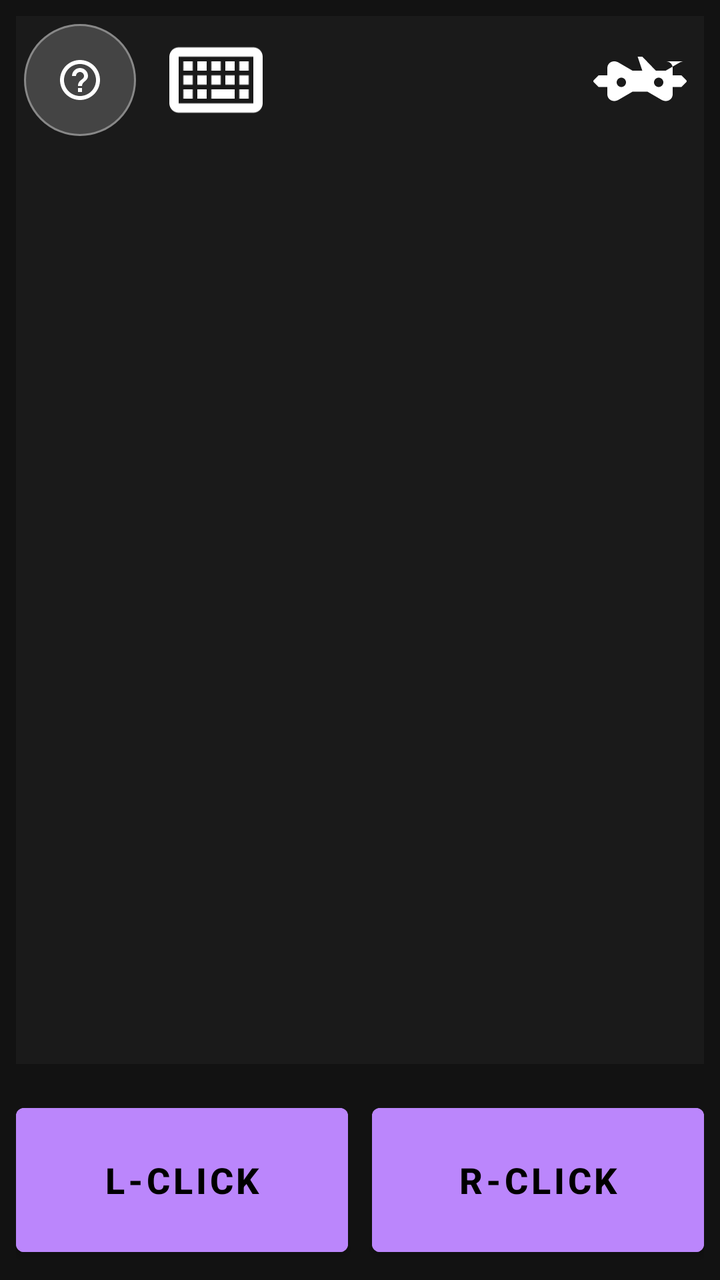
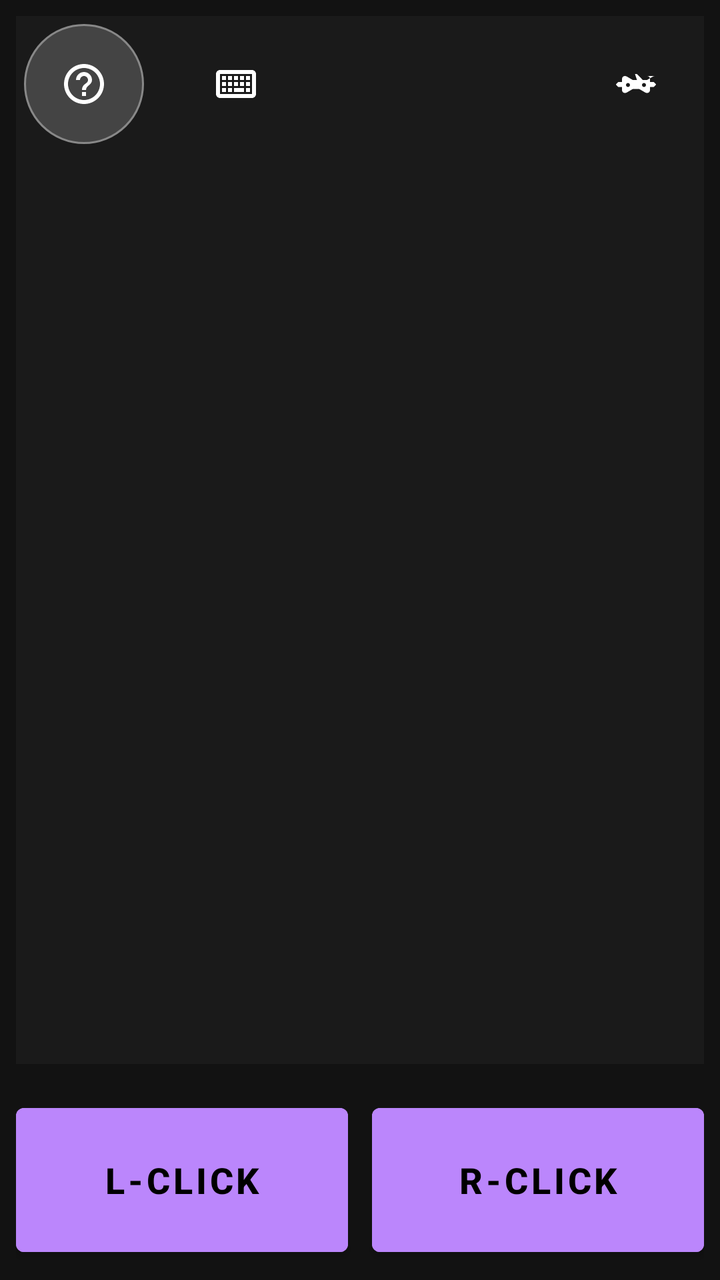

The first picture is an Android layout as it rendered before a commit; the second is the same layout after the commit. The layout source and the unified diff follow.
<!-- AndroidManifest.xml: application theme Theme.KeyLink -->
<!-- res/layout/activity_keypad.xml -->
<?xml version="1.0" encoding="utf-8"?>
<FrameLayout xmlns:android="http://schemas.android.com/apk/res/android"
    xmlns:app="http://schemas.android.com/apk/res-auto"
    android:layout_width="match_parent"
    android:layout_height="match_parent"
    android:background="#121212">

    <LinearLayout
        android:layout_width="match_parent"
        android:layout_height="match_parent"
        android:orientation="vertical">

        
        <FrameLayout
            android:layout_width="match_parent"
            android:layout_height="0dp"
            android:layout_weight="1"
            android:layout_margin="8dp">

            <ImageView
                android:id="@+id/ivTrackpadBg"
                android:layout_width="match_parent"
                android:layout_height="match_parent"
                android:scaleType="centerCrop"
                android:background="#1A1A1A"/>

            <View
                android:id="@+id/largeTrackpad"
                android:layout_width="match_parent"
                android:layout_height="match_parent"
                android:background="@android:color/transparent" />
        </FrameLayout>

        
        <LinearLayout
            android:layout_width="match_parent"
            android:layout_height="100dp"
            android:orientation="horizontal"
            android:padding="8dp">
            <Button
                android:id="@+id/btnLeftClick"
                android:layout_width="0dp"
                android:layout_height="match_parent"
                android:layout_weight="1"
                android:text="L-CLICK"
                android:textSize="18sp"
                android:textStyle="bold"
                android:backgroundTint="#BB86FC"
                android:textColor="#000000"
                android:layout_marginEnd="6dp"/>
            <Button
                android:id="@+id/btnRightClick"
                android:layout_width="0dp"
                android:layout_height="match_parent"
                android:layout_weight="1"
                android:text="R-CLICK"
                android:textSize="18sp"
                android:textStyle="bold"
                android:backgroundTint="#BB86FC"
                android:textColor="#000000"
                android:layout_marginStart="6dp"/>
        </LinearLayout>
    </LinearLayout>

    
    <LinearLayout
        android:layout_width="wrap_content"
        android:layout_height="wrap_content"
        android:layout_gravity="top|start"
        android:layout_margin="12dp"
        android:orientation="horizontal">

        <ImageButton
            android:id="@+id/btnFlipOrientation"
            android:layout_width="56dp"
            android:layout_height="56dp"
            android:background="@drawable/circle_button_bg"
            app:srcCompat="@drawable/ic_help"
            android:padding="12dp"
            android:scaleType="centerInside"
            android:contentDescription="Flip Orientation"/>

        <ImageButton
            android:id="@+id/btnSwitchKeyboard"
            android:layout_width="56dp"
            android:layout_height="56dp"
            android:layout_marginStart="12dp"
            android:background="@android:color/transparent"
            app:srcCompat="@drawable/ic_keyboard_profile"
            android:scaleType="fitCenter"
            android:contentDescription="Switch to Keyboard"/>
    </LinearLayout>

    <ImageButton
        android:id="@+id/btnSwitchGamepad"
        android:layout_width="56dp"
        android:layout_height="56dp"
        android:layout_gravity="top|end"
        android:layout_margin="12dp"
        android:background="@android:color/transparent"
        app:srcCompat="@drawable/ic_gamepad_profile"
        android:scaleType="fitCenter"
        android:contentDescription="Switch to Gamepad"/>

</FrameLayout>
<!-- resources referenced by this layout -->
<resources>
  <!-- drawable circle_button_bg (drawable) -->
  <shape xmlns:android="http://schemas.android.com/apk/res/android" android:shape="oval">
      <solid android:color="#444444"/>
      <stroke android:width="1dp" android:color="#888888"/>
  </shape>
  <!-- drawable ic_gamepad_profile (drawable) -->
  <?xml version="1.0" encoding="utf-8"?>
  <vector xmlns:android="http://schemas.android.com/apk/res/android"
      android:width="24dp"
      android:height="24dp"
      android:viewportWidth="24"
      android:viewportHeight="24">
      <path
          android:fillColor="#FFFFFF"
          android:pathData="M21.5,8c-0.34,-0.01 -0.68,0.08 -0.99,0.25L17.5,10h-2.1L12.5,7h-1L12.5,10h-2.1L7.39,8.25C7.08,8.08,6.74,7.99,6.4,8C5.63,8.02,5,8.65,5,9.42V11H3.14l-1.07,1.07c-0.1,0.1 -0.1,0.26,0,0.36L3.14,13.5H5v1.58c0,0.77,0.63,1.4,1.4,1.42c0.34,0.01,0.68,-0.08,0.99,-0.25L10.4,14.5h3.2l3.01,1.75c0.31,0.17,0.65,0.26,0.99,0.25c0.77,-0.02,1.4,-0.65,1.4,-1.42V13.5h1.86l1.07,-1.07c0.1,-0.1,0.1,-0.26,0,-0.36l-1.07,-1.07H19V9.42C19,8.65,18.37,8.02,17.6,8H21.5zM8,13.5c-0.55,0,-1,-0.45,-1,-1s0.45,-1,1,-1s1,0.45,1,1S8.55,13.5,8,13.5zM16,13.5c-0.55,0,-1,-0.45,-1,-1s0.45,-1,1,-1s1,0.45,1,1S16.55,13.5,16,13.5z" />
  </vector>
  <!-- drawable ic_help (drawable) -->
  <vector xmlns:android="http://schemas.android.com/apk/res/android"
      android:width="24dp"
      android:height="24dp"
      android:viewportWidth="24"
      android:viewportHeight="24">
      <path
          android:fillColor="#FFFFFF"
          android:pathData="M11,18h2v-2h-2v2zm1,-16C6.48,2 2,6.48 2,12s4.48,10 10,10s10,-4.48 10,-10S17.52,2 12,2zm0,18c-4.41,0 -8,-3.59 -8,-8s3.59,-8 8,-8s8,3.59 8,8s-3.59,8 -8,8zm0,-14c-2.21,0 -4,1.79 -4,4h2c0,-1.1 0.9,-2 2,-2s2,0.9 2,2c0,2 -3,1.75 -3,5h2c0,-2.25 3,-2.5 3,-5c0,-2.21 -1.79,-4 -4,-4z"/>
  </vector>
  <!-- drawable ic_keyboard_profile (drawable) -->
  <?xml version="1.0" encoding="utf-8"?>
  <vector xmlns:android="http://schemas.android.com/apk/res/android"
      android:width="24dp"
      android:height="24dp"
      android:viewportWidth="24"
      android:viewportHeight="24">
      <path
          android:fillColor="#FFFFFF"
          android:pathData="M20,5H4C2.9,5,2,5.9,2,7v10c0,1.1,0.9,2,2,2h16c1.1,0,2,-0.9,2,-2V7C22,5.9,21.1,5,20,5zM20,17H4V7h16V17zM5,8h2v2H5V8zM5,11h2v2H5V11zM5,14h2v2H5V14zM8,8h2v2H8V8zM8,11h2v2H8V11zM8,14h2v2H8V14zM11,8h2v2h-2V8zM11,11h2v2h-2V11zM11,14h5v2h-5V14zM14,8h2v2h-2V8zM14,11h2v2h-2V11zM17,8h2v2h-2V8zM17,11h2v2h-2V11zM17,14h2v2h-2V14z" />
  </vector>
  <style name="Theme.KeyLink" parent="Theme.MaterialComponents.DayNight.NoActionBar">
          
          <item name="colorPrimary">@color/purple_500</item>
          <item name="colorPrimaryVariant">@color/purple_700</item>
          <item name="colorOnPrimary">@color/white</item>
          
          <item name="colorSecondary">@color/teal_200</item>
          <item name="colorSecondaryVariant">@color/teal_700</item>
          <item name="colorOnSecondary">@color/black</item>
          
          <item name="android:statusBarColor">#000000</item>
          
          <item name="android:windowFullscreen">true</item>
          <item name="android:windowContentOverlay">@null</item>
      </style>
  <color name="purple_500">#FF6200EE</color>
  <color name="purple_700">#FF3700B3</color>
  <color name="white">#FFFFFFFF</color>
  <color name="teal_200">#FF03DAC5</color>
  <color name="teal_700">#FF018786</color>
  <color name="black">#FF000000</color>
</resources>

<!-- the commit's change to res/layout/activity_keypad.xml (unified diff, before → after) -->
@@ -72,8 +72,8 @@
 
         <ImageButton
             android:id="@+id/btnFlipOrientation"
-            android:layout_width="56dp"
-            android:layout_height="56dp"
+            android:layout_width="60dp"
+            android:layout_height="60dp"
             android:background="@drawable/circle_button_bg"
             app:srcCompat="@drawable/ic_help"
             android:padding="12dp"
@@ -82,24 +82,24 @@
 
         <ImageButton
             android:id="@+id/btnSwitchKeyboard"
-            android:layout_width="56dp"
-            android:layout_height="56dp"
-            android:layout_marginStart="12dp"
+            android:layout_width="60dp"
+            android:layout_height="60dp"
+            android:layout_marginStart="16dp"
             android:background="@android:color/transparent"
             app:srcCompat="@drawable/ic_keyboard_profile"
-            android:scaleType="fitCenter"
+            android:scaleType="centerInside"
             android:contentDescription="Switch to Keyboard"/>
     </LinearLayout>
 
     <ImageButton
         android:id="@+id/btnSwitchGamepad"
-        android:layout_width="56dp"
-        android:layout_height="56dp"
+        android:layout_width="60dp"
+        android:layout_height="60dp"
         android:layout_gravity="top|end"
         android:layout_margin="12dp"
         android:background="@android:color/transparent"
         app:srcCompat="@drawable/ic_gamepad_profile"
-        android:scaleType="fitCenter"
+        android:scaleType="centerInside"
         android:contentDescription="Switch to Gamepad"/>
 
 </FrameLayout>
